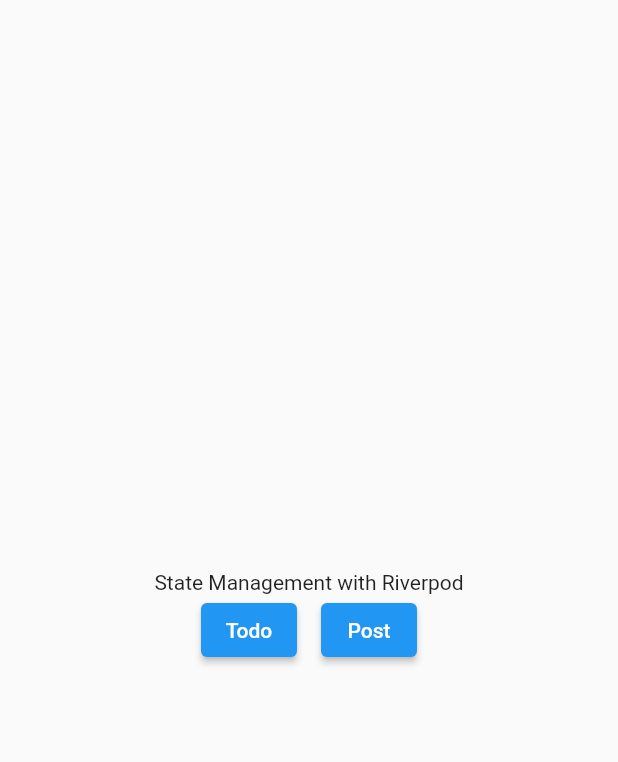
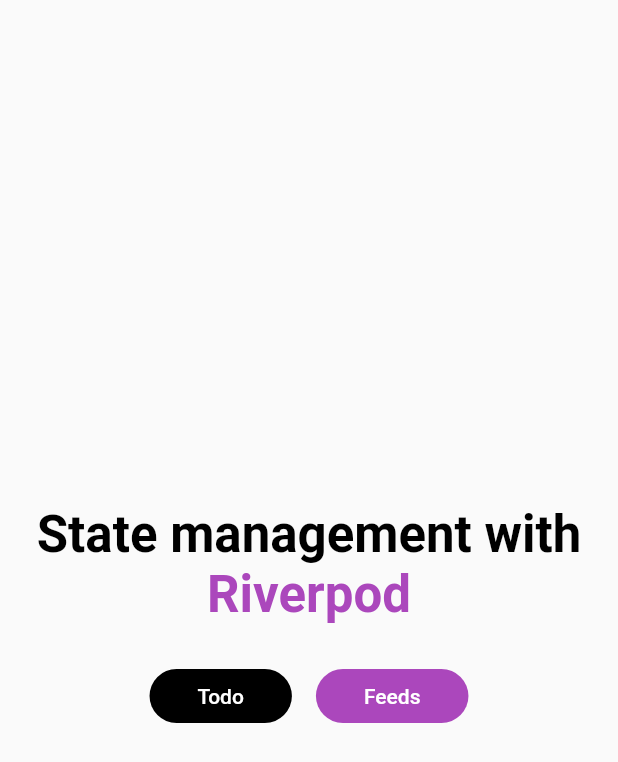
Before and after one commit to Sarawut-keng/state-with-riverpod, a Flutter app: the screen it shows after launch, on a phone screen of 412 x 824 dp. Shown: the top 762 px of the screen. Run offline on Flutter 3.47's test engine with Material 2 defaults, Android fonts, the phone set to English and light mode, and no system bars; our stand-ins replace flutter_riverpod, riverpod_annotation; generated files the repository leaves out were written again.

```diff
--- a/lib/main.dart
+++ b/lib/main.dart
@@ -41,26 +41,67 @@ class MyHomePage extends StatelessWidget {
           child: Column(
             mainAxisAlignment: MainAxisAlignment.center,
             children: <Widget>[
-              Text(
-                'State Management with Riverpod',
+              RichText(
+                textAlign: TextAlign.center,
+                text: TextSpan(
+                  text: 'State management with ',
+                  style: TextStyle(
+                    fontSize: Theme.of(context).textTheme.headlineMedium?.fontSize,
+                    fontWeight: FontWeight.bold,
+                    color: Colors.black,
+                  ),
+                  children: <TextSpan>[
+                    TextSpan(
+                      text: 'Riverpod',
+                      style: TextStyle(
+                        color: Colors.purple.shade400,
+                      ),
+                    ),
+                  ],
+                ),
+              ),
+              SizedBox(
+                height: 24,
               ),
               Row(
                 mainAxisAlignment: MainAxisAlignment.center,
                 children: [
                   ElevatedButton(
+                    style: ElevatedButton.styleFrom(
+                      backgroundColor: Colors.black,
+                      foregroundColor: Colors.white,
+                      elevation: 0,
+                      shape: StadiumBorder(),
+                    ),
                     onPressed: () {
                       Navigator.of(context).pushNamed('/todo-screen');
                     },
-                    child: Text("Todo"),
+                    child: Container(
+                      margin: EdgeInsets.symmetric(
+                        horizontal: 16.0,
+                      ),
+                      child: Text("Todo"),
+                    ),
                   ),
                   SizedBox(
                     width: 16.0,
                   ),
                   ElevatedButton(
+                    style: ElevatedButton.styleFrom(
+                      backgroundColor: Colors.purple.shade400,
+                      foregroundColor: Colors.white,
+                      elevation: 0,
+                      shape: StadiumBorder(),
+                    ),
                     onPressed: () {
                       Navigator.of(context).pushNamed('/post-screen');
                     },
-                    child: Text("Post"),
+                    child: Container(
+                      margin: EdgeInsets.symmetric(
+                        horizontal: 16.0,
+                      ),
+                      child: Text("Feeds"),
+                    ),
                   ),
                 ],
               ),
--- a/lib/src/screens/feeds/comment_screen.dart
+++ b/lib/src/screens/feeds/comment_screen.dart
@@ -16,6 +16,8 @@ class CommentScreen extends StatelessWidget {
     return Scaffold(
       appBar: AppBar(
         title: Text('Comments'),
+        backgroundColor: Colors.purple.shade400,
+        elevation: 0,
       ),
       body: Column(
         children: <Widget>[
--- a/lib/src/screens/feeds/post_create_screen.dart
+++ b/lib/src/screens/feeds/post_create_screen.dart
@@ -13,6 +13,7 @@ class PostCreateScreen extends ConsumerWidget {
       child: Scaffold(
         appBar: AppBar(
           title: Text('New post'),
+          elevation: 0,
         ),
         body: SafeArea(
           child: Container(
--- a/lib/src/screens/feeds/post_screen.dart
+++ b/lib/src/screens/feeds/post_screen.dart
@@ -9,7 +9,9 @@ class PostScreen extends ConsumerWidget {
   Widget build(BuildContext context, WidgetRef ref) {
     return Scaffold(
       appBar: AppBar(
-        title: Text('Post Screen'),
+        title: Text('Your Feeds'),
+        backgroundColor: Colors.purple.shade400,
+        elevation: 0,
       ),
       body: Column(
         children: <Widget>[
--- a/lib/src/screens/todo/todo_screen.dart
+++ b/lib/src/screens/todo/todo_screen.dart
@@ -13,6 +13,9 @@ class TodoScreen extends ConsumerWidget {
     return Scaffold(
       appBar: AppBar(
         title: Text('Todo Screen'),
+        backgroundColor: Colors.black,
+        foregroundColor: Colors.white,
+        elevation: 0,
       ),
       body: AsyncWidgetController(
         asyncValue: todoList,
--- a/lib/src/widgets/post/post_header_widget.dart
+++ b/lib/src/widgets/post/post_header_widget.dart
@@ -21,6 +21,9 @@ class PostHeaderWidget extends StatelessWidget {
             ),
           ),
           ElevatedButton(
+            style: ElevatedButton.styleFrom(
+              elevation: 0,
+            ),
             onPressed: () {
               Navigator.of(context).pushNamed('/post-create-screen');
             },
```
Also changed, not shown: lib/src/widgets/post/create/post_create_form_button.dart (+15 -0 lines).
